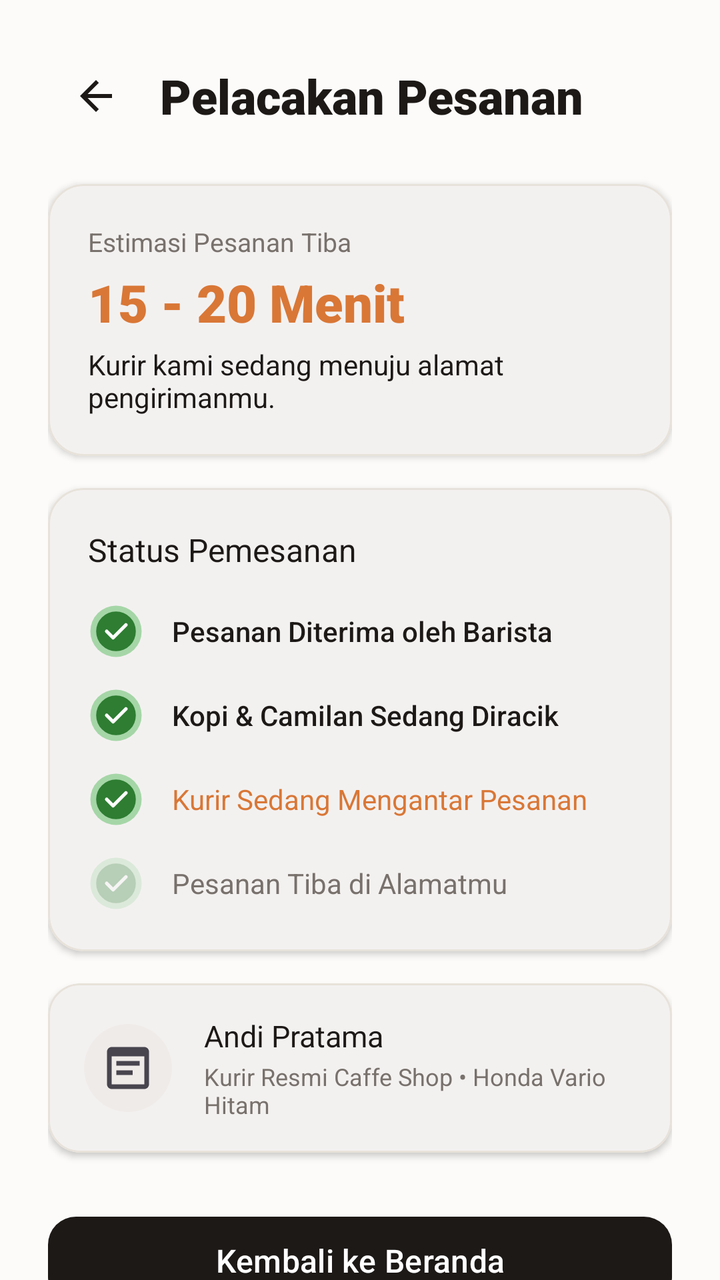
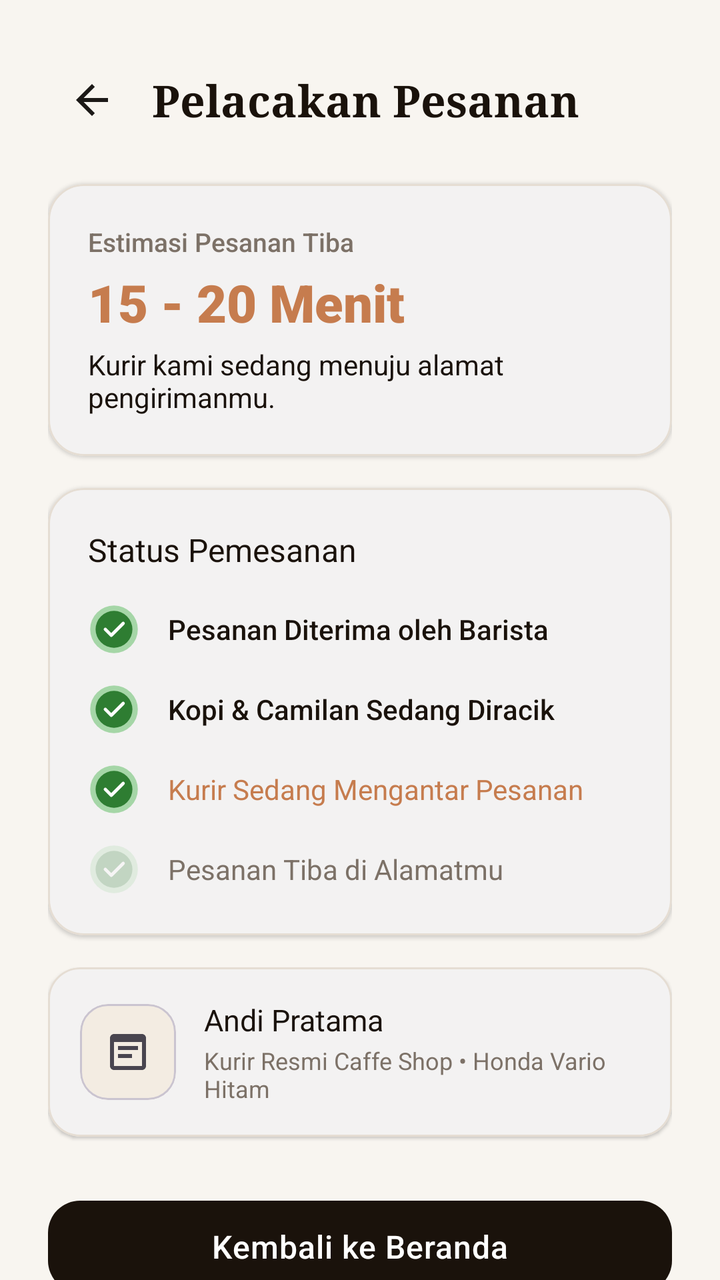

The first picture is an Android layout as it rendered before a commit; the second is the same layout after the commit. The layout source and the unified diff follow.
<!-- AndroidManifest.xml: application theme Theme.CaffeShop -->
<!-- res/layout/activity_order_tracking.xml -->
<?xml version="1.0" encoding="utf-8"?>
<androidx.coordinatorlayout.widget.CoordinatorLayout xmlns:android="http://schemas.android.com/apk/res/android"
    xmlns:app="http://schemas.android.com/apk/res-auto"
    xmlns:tools="http://schemas.android.com/tools"
    android:layout_width="match_parent"
    android:layout_height="match_parent"
    android:background="@color/cafe_background">

    <androidx.core.widget.NestedScrollView
        android:layout_width="match_parent"
        android:layout_height="match_parent"
        android:fillViewport="true">

        <LinearLayout
            android:layout_width="match_parent"
            android:layout_height="wrap_content"
            android:orientation="vertical"
            android:padding="24dp">

            
            <LinearLayout
                android:layout_width="match_parent"
                android:layout_height="wrap_content"
                android:gravity="center_vertical"
                android:orientation="horizontal">

                <ImageView
                    android:id="@+id/btnBackTracking"
                    android:layout_width="48dp"
                    android:layout_height="48dp"
                    android:background="?attr/selectableItemBackgroundBorderless"
                    android:contentDescription="Kembali"
                    android:padding="12dp"
                    android:src="@drawable/ic_arrow_back" />

                <TextView
                    android:layout_width="wrap_content"
                    android:layout_height="wrap_content"
                    android:layout_marginStart="8dp"
                    android:fontFamily="sans-serif-black"
                    android:text="@string/tracking_title"
                    android:textColor="@color/cafe_text_primary"
                    android:textSize="24sp" />
            </LinearLayout>

            
            <com.google.android.material.card.MaterialCardView
                android:layout_width="match_parent"
                android:layout_height="wrap_content"
                android:layout_marginTop="20dp"
                app:cardBackgroundColor="@color/cafe_surface"
                app:cardCornerRadius="18dp"
                app:cardElevation="2dp"
                app:strokeColor="@color/cafe_border"
                app:strokeWidth="1dp">

                <LinearLayout
                    android:layout_width="match_parent"
                    android:layout_height="wrap_content"
                    android:orientation="vertical"
                    android:padding="20dp">

                    <TextView
                        android:layout_width="wrap_content"
                        android:layout_height="wrap_content"
                        android:fontFamily="sans-serif"
                        android:text="Estimasi Pesanan Tiba"
                        android:textColor="@color/cafe_text_secondary"
                        android:textSize="13sp" />

                    <TextView
                        android:layout_width="wrap_content"
                        android:layout_height="wrap_content"
                        android:layout_marginTop="4dp"
                        android:fontFamily="sans-serif-black"
                        android:text="15 - 20 Menit"
                        android:textColor="@color/cafe_secondary"
                        android:textSize="26sp" />

                    <TextView
                        android:layout_width="wrap_content"
                        android:layout_height="wrap_content"
                        android:layout_marginTop="4dp"
                        android:fontFamily="sans-serif"
                        android:text="Kurir kami sedang menuju alamat pengirimanmu."
                        android:textColor="@color/cafe_text_primary"
                        android:textSize="14sp" />
                </LinearLayout>
            </com.google.android.material.card.MaterialCardView>

            
            <com.google.android.material.card.MaterialCardView
                android:layout_width="match_parent"
                android:layout_height="wrap_content"
                android:layout_marginTop="16dp"
                app:cardBackgroundColor="@color/cafe_surface"
                app:cardCornerRadius="18dp"
                app:cardElevation="2dp"
                app:strokeColor="@color/cafe_border"
                app:strokeWidth="1dp">

                <LinearLayout
                    android:layout_width="match_parent"
                    android:layout_height="wrap_content"
                    android:orientation="vertical"
                    android:padding="20dp">

                    <TextView
                        android:layout_width="wrap_content"
                        android:layout_height="wrap_content"
                        android:fontFamily="sans-serif-bold"
                        android:text="Status Pemesanan"
                        android:textColor="@color/cafe_text_primary"
                        android:textSize="16sp" />

                    
                    <LinearLayout
                        android:layout_width="match_parent"
                        android:layout_height="wrap_content"
                        android:layout_marginTop="16dp"
                        android:gravity="center_vertical"
                        android:orientation="horizontal">

                        <ImageView
                            android:layout_width="28dp"
                            android:layout_height="28dp"
                            android:src="@drawable/ic_check_circle" />

                        <TextView
                            android:layout_width="wrap_content"
                            android:layout_height="wrap_content"
                            android:layout_marginStart="14dp"
                            android:fontFamily="sans-serif-medium"
                            android:text="@string/step_received"
                            android:textColor="@color/cafe_text_primary"
                            android:textSize="14sp" />
                    </LinearLayout>

                    
                    <LinearLayout
                        android:layout_width="match_parent"
                        android:layout_height="wrap_content"
                        android:layout_marginTop="14dp"
                        android:gravity="center_vertical"
                        android:orientation="horizontal">

                        <ImageView
                            android:layout_width="28dp"
                            android:layout_height="28dp"
                            android:src="@drawable/ic_check_circle" />

                        <TextView
                            android:layout_width="wrap_content"
                            android:layout_height="wrap_content"
                            android:layout_marginStart="14dp"
                            android:fontFamily="sans-serif-medium"
                            android:text="@string/step_preparing"
                            android:textColor="@color/cafe_text_primary"
                            android:textSize="14sp" />
                    </LinearLayout>

                    
                    <LinearLayout
                        android:layout_width="match_parent"
                        android:layout_height="wrap_content"
                        android:layout_marginTop="14dp"
                        android:gravity="center_vertical"
                        android:orientation="horizontal">

                        <ImageView
                            android:layout_width="28dp"
                            android:layout_height="28dp"
                            android:src="@drawable/ic_check_circle" />

                        <TextView
                            android:layout_width="wrap_content"
                            android:layout_height="wrap_content"
                            android:layout_marginStart="14dp"
                            android:fontFamily="sans-serif-bold"
                            android:text="@string/step_delivering"
                            android:textColor="@color/cafe_secondary"
                            android:textSize="14sp" />
                    </LinearLayout>

                    
                    <LinearLayout
                        android:layout_width="match_parent"
                        android:layout_height="wrap_content"
                        android:layout_marginTop="14dp"
                        android:gravity="center_vertical"
                        android:orientation="horizontal">

                        <ImageView
                            android:layout_width="28dp"
                            android:layout_height="28dp"
                            android:alpha="0.3"
                            android:src="@drawable/ic_check_circle" />

                        <TextView
                            android:layout_width="wrap_content"
                            android:layout_height="wrap_content"
                            android:layout_marginStart="14dp"
                            android:fontFamily="sans-serif"
                            android:text="@string/step_completed"
                            android:textColor="@color/cafe_text_secondary"
                            android:textSize="14sp" />
                    </LinearLayout>
                </LinearLayout>
            </com.google.android.material.card.MaterialCardView>

            
            <com.google.android.material.card.MaterialCardView
                android:layout_width="match_parent"
                android:layout_height="wrap_content"
                android:layout_marginTop="16dp"
                app:cardBackgroundColor="@color/cafe_surface"
                app:cardCornerRadius="16dp"
                app:cardElevation="2dp"
                app:strokeColor="@color/cafe_border"
                app:strokeWidth="1dp">

                <LinearLayout
                    android:layout_width="match_parent"
                    android:layout_height="wrap_content"
                    android:gravity="center_vertical"
                    android:orientation="horizontal"
                    android:padding="16dp">

                    <ImageView
                        android:layout_width="48dp"
                        android:layout_height="48dp"
                        android:background="@drawable/ic_check_circle"
                        android:backgroundTint="@color/cafe_primary_container"
                        android:contentDescription="Kurir"
                        android:padding="10dp"
                        android:src="@drawable/ic_order" />

                    <LinearLayout
                        android:layout_width="0dp"
                        android:layout_height="wrap_content"
                        android:layout_marginStart="14dp"
                        android:layout_weight="1"
                        android:orientation="vertical">

                        <TextView
                            android:layout_width="wrap_content"
                            android:layout_height="wrap_content"
                            android:fontFamily="sans-serif-bold"
                            android:text="Andi Pratama"
                            android:textColor="@color/cafe_text_primary"
                            android:textSize="15sp" />

                        <TextView
                            android:layout_width="wrap_content"
                            android:layout_height="wrap_content"
                            android:layout_marginTop="2dp"
                            android:fontFamily="sans-serif"
                            android:text="Kurir Resmi Caffe Shop • Honda Vario Hitam"
                            android:textColor="@color/cafe_text_secondary"
                            android:textSize="12sp" />
                    </LinearLayout>
                </LinearLayout>
            </com.google.android.material.card.MaterialCardView>

            
            <com.google.android.material.button.MaterialButton
                android:id="@+id/btnBackToHomeFromTracking"
                style="@style/Widget.CaffeShop.Button.Primary"
                android:layout_width="match_parent"
                android:layout_height="wrap_content"
                android:layout_marginTop="28dp"
                android:layout_marginBottom="32dp"
                android:text="Kembali ke Beranda" />

        </LinearLayout>
    </androidx.core.widget.NestedScrollView>

</androidx.coordinatorlayout.widget.CoordinatorLayout>
<!-- resources referenced by this layout -->
<resources>
  <color name="cafe_background">#FCFBF9</color>
  <color name="cafe_border">#E7E2DA</color>
  <color name="cafe_primary_container">#EFEBE9</color>
  <color name="cafe_secondary">#D97736</color>
  <color name="cafe_surface">#FFFFFF</color>
  <color name="cafe_text_primary">#1C1917</color>
  <color name="cafe_text_secondary">#78716C</color>
  <!-- drawable ic_arrow_back (drawable) -->
  <vector xmlns:android="http://schemas.android.com/apk/res/android"
      android:width="24dp"
      android:height="24dp"
      android:viewportWidth="24"
      android:viewportHeight="24">
      <path
          android:fillColor="#1C1917"
          android:pathData="M20,11H7.83l5.59,-5.59L12,4l-8,8 8,8 1.41,-1.41L7.83,13H20v-2z"/>
  </vector>
  <!-- drawable ic_check_circle (drawable) -->
  <vector xmlns:android="http://schemas.android.com/apk/res/android"
      android:width="96dp"
      android:height="96dp"
      android:viewportWidth="96"
      android:viewportHeight="96">
      <path
          android:fillColor="#A5D6A7"
          android:pathData="M48,48m-44,0a44,44 0,1 1,88 0a44,44 0,1 1,-88 0" />
      <path
          android:fillColor="#2E7D32"
          android:pathData="M48,48m-34,0a34,34 0,1 1,68 0a34,34 0,1 1,-68 0" />
      <path
          android:strokeColor="#FFFFFF"
          android:strokeWidth="6"
          android:strokeLineCap="round"
          android:strokeLineJoin="round"
          android:pathData="M32,48l11,11l22,-22" />
  </vector>
  <!-- drawable ic_order (drawable) -->
  <vector xmlns:android="http://schemas.android.com/apk/res/android"
      android:width="24dp"
      android:height="24dp"
      android:viewportWidth="24"
      android:viewportHeight="24"
      android:tint="?attr/colorControlNormal">
      <path
          android:fillColor="@android:color/white"
          android:pathData="M19,3H5C3.9,3 3,3.9 3,5v14c0,1.1 0.9,2 2,2h14c1.1,0 2,-0.9 2,-2V5C21,3.9 20.1,3 19,3z M19,19H5V7h14V19z M7,9h10v2H7V9z M7,13h7v2H7V13z"/>
  </vector>
  <string name="step_completed">Pesanan Tiba di Alamatmu</string>
  <string name="step_delivering">Kurir Sedang Mengantar Pesanan</string>
  <string name="step_preparing">Kopi &amp; Camilan Sedang Diracik</string>
  <string name="step_received">Pesanan Diterima oleh Barista</string>
  <string name="tracking_title">Pelacakan Pesanan</string>
  <style name="Widget.CaffeShop.Button.Primary" parent="Widget.Material3.Button">
          <item name="backgroundTint">@color/cafe_text_primary</item>
          <item name="android:textColor">@color/white</item>
          <item name="cornerRadius">14dp</item>
          <item name="android:minHeight">52dp</item>
          <item name="android:textSize">16sp</item>
          <item name="android:fontFamily">sans-serif-medium</item>
      </style>
  <style name="Theme.CaffeShop" parent="Base.Theme.CaffeShop" />
  <color name="white">#FFFFFFFF</color>
  <style name="Base.Theme.CaffeShop" parent="Theme.Material3.DayNight.NoActionBar">
          
          <item name="colorPrimary">@color/cafe_primary</item>
          <item name="colorOnPrimary">@color/cafe_on_primary</item>
          <item name="colorPrimaryContainer">@color/cafe_primary_container</item>
          <item name="colorSecondary">@color/cafe_secondary</item>
          <item name="colorSecondaryContainer">@color/cafe_secondary_container</item>
          
          
          <item name="android:statusBarColor">@color/cafe_background</item>
          <item name="android:windowLightStatusBar">true</item>
          
          
          <item name="android:colorBackground">@color/cafe_background</item>
          <item name="colorSurface">@color/cafe_surface</item>
          <item name="colorSurfaceVariant">@color/cafe_surface_variant</item>
      </style>
  <color name="cafe_primary">#5D4037</color>
  <color name="cafe_on_primary">#FFFFFF</color>
  <color name="cafe_secondary_container">#FFCCBC</color>
  <color name="cafe_surface_variant">#F5F2EB</color>
</resources>

<!-- the commit's change to res/layout/activity_order_tracking.xml (unified diff, before → after) -->
@@ -15,7 +15,10 @@
             android:layout_width="match_parent"
             android:layout_height="wrap_content"
             android:orientation="vertical"
-            android:padding="24dp">
+            android:paddingStart="24dp"
+            android:paddingTop="28dp"
+            android:paddingEnd="24dp"
+            android:paddingBottom="36dp">
 
             
             <LinearLayout
@@ -26,21 +29,22 @@
 
                 <ImageView
                     android:id="@+id/btnBackTracking"
-                    android:layout_width="48dp"
-                    android:layout_height="48dp"
+                    android:layout_width="44dp"
+                    android:layout_height="44dp"
                     android:background="?attr/selectableItemBackgroundBorderless"
                     android:contentDescription="Kembali"
-                    android:padding="12dp"
+                    android:padding="10dp"
                     android:src="@drawable/ic_arrow_back" />
 
                 <TextView
                     android:layout_width="wrap_content"
                     android:layout_height="wrap_content"
                     android:layout_marginStart="8dp"
-                    android:fontFamily="sans-serif-black"
+                    android:fontFamily="serif"
                     android:text="@string/tracking_title"
-                    android:textColor="@color/cafe_text_primary"
-                    android:textSize="24sp" />
+                    android:textColor="@color/cafe_text_title"
+                    android:textSize="22sp"
+                    android:textStyle="bold" />
             </LinearLayout>
 
             
@@ -50,7 +54,7 @@
                 android:layout_marginTop="20dp"
                 app:cardBackgroundColor="@color/cafe_surface"
                 app:cardCornerRadius="18dp"
-                app:cardElevation="2dp"
+                app:cardElevation="1dp"
                 app:strokeColor="@color/cafe_border"
                 app:strokeWidth="1dp">
 
@@ -63,9 +67,9 @@
                     <TextView
                         android:layout_width="wrap_content"
                         android:layout_height="wrap_content"
-                        android:fontFamily="sans-serif"
+                        android:fontFamily="sans-serif-medium"
                         android:text="Estimasi Pesanan Tiba"
-                        android:textColor="@color/cafe_text_secondary"
+                        android:textColor="@color/cafe_text_muted"
                         android:textSize="13sp" />
 
                     <TextView
@@ -74,7 +78,7 @@
                         android:layout_marginTop="4dp"
                         android:fontFamily="sans-serif-black"
                         android:text="15 - 20 Menit"
-                        android:textColor="@color/cafe_secondary"
+                        android:textColor="@color/cafe_caramel"
                         android:textSize="26sp" />
 
                     <TextView
@@ -83,7 +87,7 @@
                         android:layout_marginTop="4dp"
                         android:fontFamily="sans-serif"
                         android:text="Kurir kami sedang menuju alamat pengirimanmu."
-                        android:textColor="@color/cafe_text_primary"
+                        android:textColor="@color/cafe_text_title"
                         android:textSize="14sp" />
                 </LinearLayout>
             </com.google.android.material.card.MaterialCardView>
@@ -95,7 +99,7 @@
                 android:layout_marginTop="16dp"
                 app:cardBackgroundColor="@color/cafe_surface"
                 app:cardCornerRadius="18dp"
-                app:cardElevation="2dp"
+                app:cardElevation="1dp"
                 app:strokeColor="@color/cafe_border"
                 app:strokeWidth="1dp">
 
@@ -110,7 +114,7 @@
                         android:layout_height="wrap_content"
                         android:fontFamily="sans-serif-bold"
                         android:text="Status Pemesanan"
-                        android:textColor="@color/cafe_text_primary"
+                        android:textColor="@color/cafe_text_title"
                         android:textSize="16sp" />
 
                     
@@ -122,8 +126,8 @@
                         android:orientation="horizontal">
 
                         <ImageView
-                            android:layout_width="28dp"
-                            android:layout_height="28dp"
+                            android:layout_width="26dp"
+                            android:layout_height="26dp"
                             android:src="@drawable/ic_check_circle" />
 
                         <TextView
@@ -132,7 +136,7 @@
                             android:layout_marginStart="14dp"
                             android:fontFamily="sans-serif-medium"
                             android:text="@string/step_received"
-                            android:textColor="@color/cafe_text_primary"
+                            android:textColor="@color/cafe_text_title"
                             android:textSize="14sp" />
                     </LinearLayout>
 
@@ -145,8 +149,8 @@
                         android:orientation="horizontal">
 
                         <ImageView
-                            android:layout_width="28dp"
-                            android:layout_height="28dp"
+                            android:layout_width="26dp"
+                            android:layout_height="26dp"
                             android:src="@drawable/ic_check_circle" />
 
                         <TextView
@@ -155,7 +159,7 @@
                             android:layout_marginStart="14dp"
                             android:fontFamily="sans-serif-medium"
                             android:text="@string/step_preparing"
-                            android:textColor="@color/cafe_text_primary"
+                            android:textColor="@color/cafe_text_title"
                             android:textSize="14sp" />
                     </LinearLayout>
 
@@ -168,8 +172,8 @@
                         android:orientation="horizontal">
 
                         <ImageView
-                            android:layout_width="28dp"
-                            android:layout_height="28dp"
+                            android:layout_width="26dp"
+                            android:layout_height="26dp"
                             android:src="@drawable/ic_check_circle" />
 
                         <TextView
@@ -178,7 +182,7 @@
                             android:layout_marginStart="14dp"
                             android:fontFamily="sans-serif-bold"
                             android:text="@string/step_delivering"
-                            android:textColor="@color/cafe_secondary"
+                            android:textColor="@color/cafe_caramel"
                             android:textSize="14sp" />
                     </LinearLayout>
 
@@ -191,9 +195,9 @@
                         android:orientation="horizontal">
 
                         <ImageView
-                            android:layout_width="28dp"
-                            android:layout_height="28dp"
-                            android:alpha="0.3"
+                            android:layout_width="26dp"
+                            android:layout_height="26dp"
+                            android:alpha="0.25"
                             android:src="@drawable/ic_check_circle" />
 
                         <TextView
@@ -202,7 +206,7 @@
                             android:layout_marginStart="14dp"
                             android:fontFamily="sans-serif"
                             android:text="@string/step_completed"
-                            android:textColor="@color/cafe_text_secondary"
+                            android:textColor="@color/cafe_text_muted"
                             android:textSize="14sp" />
                     </LinearLayout>
                 </LinearLayout>
@@ -215,7 +219,7 @@
                 android:layout_marginTop="16dp"
                 app:cardBackgroundColor="@color/cafe_surface"
                 app:cardCornerRadius="16dp"
-                app:cardElevation="2dp"
+                app:cardElevation="1dp"
                 app:strokeColor="@color/cafe_border"
                 app:strokeWidth="1dp">
 
@@ -226,14 +230,20 @@
                     android:orientation="horizontal"
                     android:padding="16dp">
 
-                    <ImageView
+                    <com.google.android.material.card.MaterialCardView
                         android:layout_width="48dp"
                         android:layout_height="48dp"
-                        android:background="@drawable/ic_check_circle"
-                        android:backgroundTint="@color/cafe_primary_container"
-                        android:contentDescription="Kurir"
-                        android:padding="10dp"
-                        android:src="@drawable/ic_order" />
+                        app:cardBackgroundColor="@color/cafe_surface_subtle"
+                        app:cardCornerRadius="14dp"
+                        app:cardElevation="0dp">
+
+                        <ImageView
+                            android:layout_width="match_parent"
+                            android:layout_height="match_parent"
+                            android:contentDescription="Kurir"
+                            android:padding="12dp"
+                            android:src="@drawable/ic_order" />
+                    </com.google.android.material.card.MaterialCardView>
 
                     <LinearLayout
                         android:layout_width="0dp"
@@ -247,7 +257,7 @@
                             android:layout_height="wrap_content"
                             android:fontFamily="sans-serif-bold"
                             android:text="Andi Pratama"
-                            android:textColor="@color/cafe_text_primary"
+                            android:textColor="@color/cafe_text_title"
                             android:textSize="15sp" />
 
                         <TextView
@@ -256,7 +266,7 @@
                             android:layout_marginTop="2dp"
                             android:fontFamily="sans-serif"
                             android:text="Kurir Resmi Caffe Shop • Honda Vario Hitam"
-                            android:textColor="@color/cafe_text_secondary"
+                            android:textColor="@color/cafe_text_muted"
                             android:textSize="12sp" />
                     </LinearLayout>
                 </LinearLayout>
@@ -269,7 +279,6 @@
                 android:layout_width="match_parent"
                 android:layout_height="wrap_content"
                 android:layout_marginTop="28dp"
-                android:layout_marginBottom="32dp"
                 android:text="Kembali ke Beranda" />
 
         </LinearLayout>
<!-- resource entries referenced after the edit -->
@@ -1,12 +1,12 @@
 <!-- resources referenced by this layout -->
 <resources>
-  <color name="cafe_background">#FCFBF9</color>
-  <color name="cafe_border">#E7E2DA</color>
-  <color name="cafe_primary_container">#EFEBE9</color>
-  <color name="cafe_secondary">#D97736</color>
+  <color name="cafe_background">#F8F5F0</color>
+  <color name="cafe_border">#E5DDD3</color>
+  <color name="cafe_caramel">#C67C4E</color>
   <color name="cafe_surface">#FFFFFF</color>
-  <color name="cafe_text_primary">#1C1917</color>
-  <color name="cafe_text_secondary">#78716C</color>
+  <color name="cafe_surface_subtle">#F3ECE2</color>
+  <color name="cafe_text_muted">#7C7167</color>
+  <color name="cafe_text_title">#1A120B</color>
   <!-- drawable ic_arrow_back (drawable) -->
   <vector xmlns:android="http://schemas.android.com/apk/res/android"
       android:width="24dp"
@@ -53,35 +53,34 @@
   <string name="step_received">Pesanan Diterima oleh Barista</string>
   <string name="tracking_title">Pelacakan Pesanan</string>
   <style name="Widget.CaffeShop.Button.Primary" parent="Widget.Material3.Button">
-          <item name="backgroundTint">@color/cafe_text_primary</item>
+          <item name="backgroundTint">@color/cafe_espresso</item>
           <item name="android:textColor">@color/white</item>
-          <item name="cornerRadius">14dp</item>
-          <item name="android:minHeight">52dp</item>
+          <item name="cornerRadius">16dp</item>
+          <item name="android:minHeight">54dp</item>
           <item name="android:textSize">16sp</item>
           <item name="android:fontFamily">sans-serif-medium</item>
+          <item name="android:letterSpacing">0.02</item>
+          <item name="elevation">2dp</item>
       </style>
   <style name="Theme.CaffeShop" parent="Base.Theme.CaffeShop" />
+  <color name="cafe_espresso">#1A120B</color>
   <color name="white">#FFFFFFFF</color>
   <style name="Base.Theme.CaffeShop" parent="Theme.Material3.DayNight.NoActionBar">
           
-          <item name="colorPrimary">@color/cafe_primary</item>
-          <item name="colorOnPrimary">@color/cafe_on_primary</item>
-          <item name="colorPrimaryContainer">@color/cafe_primary_container</item>
-          <item name="colorSecondary">@color/cafe_secondary</item>
-          <item name="colorSecondaryContainer">@color/cafe_secondary_container</item>
+          <item name="colorPrimary">@color/cafe_espresso</item>
+          <item name="colorOnPrimary">@color/white</item>
+          <item name="colorSecondary">@color/cafe_caramel</item>
+          <item name="colorOnSecondary">@color/white</item>
           
           
           <item name="android:statusBarColor">@color/cafe_background</item>
           <item name="android:windowLightStatusBar">true</item>
+          <item name="android:navigationBarColor">@color/cafe_surface</item>
+          <item name="android:windowLightNavigationBar">true</item>
           
           
           <item name="android:colorBackground">@color/cafe_background</item>
           <item name="colorSurface">@color/cafe_surface</item>
-          <item name="colorSurfaceVariant">@color/cafe_surface_variant</item>
       </style>
-  <color name="cafe_primary">#5D4037</color>
-  <color name="cafe_on_primary">#FFFFFF</color>
-  <color name="cafe_secondary_container">#FFCCBC</color>
-  <color name="cafe_surface_variant">#F5F2EB</color>
 </resources>
 
